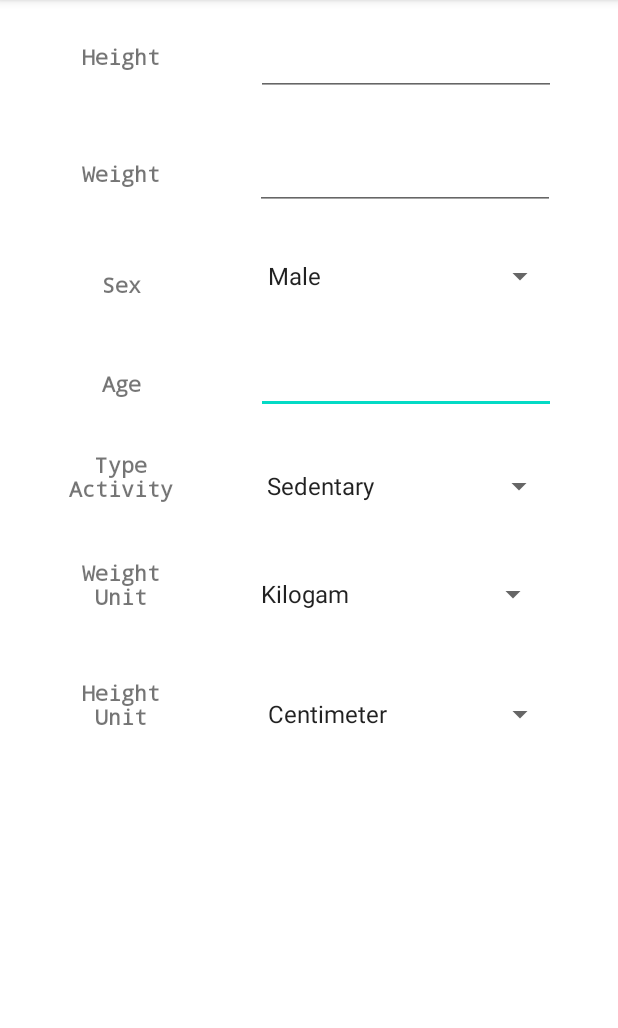
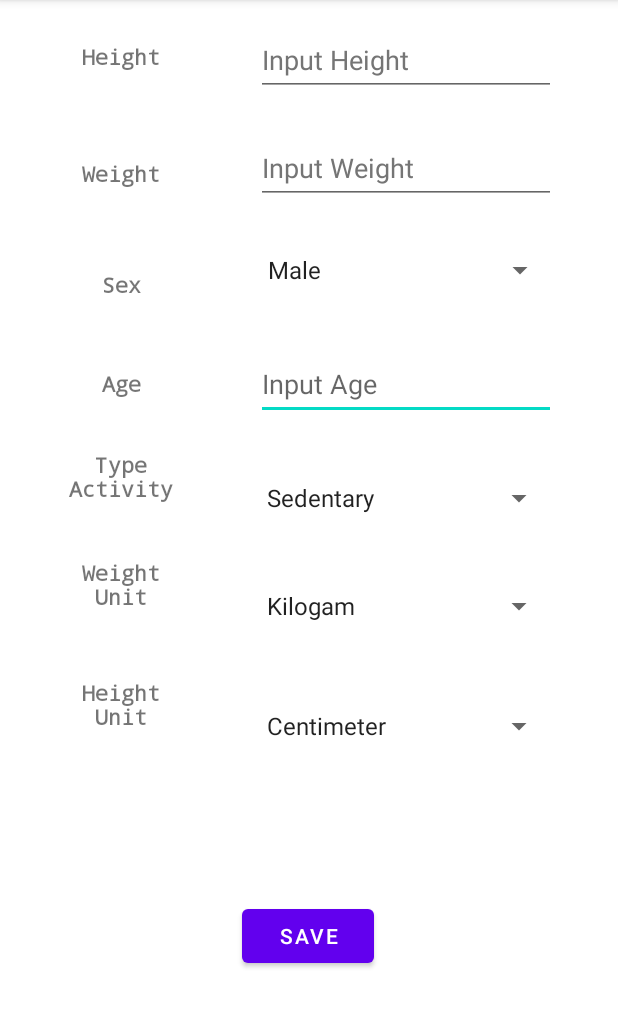
Before and after one commit to BuiDien/nutrition_app, an Android app: the screen it shows after launch (ConfigScreen), after a tap on "CONFIG", on a phone screen of 412 x 824 dp, the part 84-1112 px from its top. Run offline under Robolectric (Android 15) with nearby library versions, the phone set to English and light mode, and no system bars.

Commit message:
Update input for config and add mini database for app

```diff
--- a/app/src/main/java/com/example/nutrition_app/ConfigScreen.java
+++ b/app/src/main/java/com/example/nutrition_app/ConfigScreen.java
@@ -8,6 +8,8 @@ import android.view.View;
 import android.widget.Adapter;
 import android.widget.AdapterView;
 import android.widget.ArrayAdapter;
+import android.widget.Button;
+import android.widget.EditText;
 import android.widget.Spinner;
 import android.widget.Toast;
 
@@ -21,6 +23,14 @@ public class ConfigScreen extends AppCompatActivity implements AdapterView.OnIte
     Integer weight_unit;
     Integer height_unit;
     Integer sex_kind;
+    EditText height_text;
+    EditText weight_text;
+    EditText age_text;
+    Button button_save;
+    Double weight;
+    Double height;
+    Integer age;
+
     @Override
     protected void onCreate(Bundle savedInstanceState) {
         super.onCreate(savedInstanceState);
@@ -50,6 +60,25 @@ public class ConfigScreen extends AppCompatActivity implements AdapterView.OnIte
         adapter_sex.setDropDownViewResource(android.R.layout.simple_spinner_dropdown_item);
         spinner_height.setAdapter(adapter_height);
         spinner_height.setOnItemSelectedListener(this);
+
+        height_text = (EditText) findViewById(R.id.height_text);
+        weight_text = (EditText) findViewById(R.id.weight_text);
+        age_text = (EditText) findViewById(R.id.age_text);
+
+
+
+        button_save = findViewById(R.id.button_save);
+        button_save.setOnClickListener(new View.OnClickListener(){
+            @Override
+            public void onClick(View v){
+                Log.d("test", "onCreate: " + age_text.getText());
+                Log.d("test", "onCreate: " + weight_text.getText());
+                Log.d("test", "onCreate: " + height_text.getText());
+                weight = Double.parseDouble(String.valueOf(weight_text.getText()));
+                height = Double.parseDouble(String.valueOf(height_text.getText()));
+                age = Integer.parseInt(String.valueOf(age_text.getText()));
+            }
+        });
 
     }
     @Override
--- a/app/src/main/java/com/example/nutrition_app/MainActivity.java
+++ b/app/src/main/java/com/example/nutrition_app/MainActivity.java
@@ -14,6 +14,7 @@ import org.json.JSONException;
 import org.json.JSONObject;
 
 import java.io.BufferedReader;
+import java.io.FileOutputStream;
 import java.io.IOException;
 import java.io.InputStream;
 import java.io.InputStreamReader;
@@ -45,6 +46,46 @@ public class MainActivity extends AppCompatActivity {
             }
         });
 
+        //Creating first Object
+        JSONObject json = new JSONObject();
+        JSONObject config1 = new JSONObject();
+        try {
+            json.put("component1", "url");
+            json.put("component2", "url");
+        }
+        catch (JSONException e) {
+// TODO Auto-generated catch block
+            e.printStackTrace();
+        }
+
+//Creating second object
+        JSONObject config2 = new JSONObject();
+        try {
+            json.put("component1", "url");
+            json.put("component2", "url");
+        }
+        catch (JSONException e) {
+// TODO Auto-generated catch block
+            e.printStackTrace();
+        }
+
+        JSONObject finalJSON = new JSONObject();
+        try {
+            //Adding both objects in one single object
+            json.put("config1", config1);
+            json.put("config2", config2);
+
+            String jsonString = json.toString();
+
+            FileOutputStream fos = this.openFileOutput("jsonfile.json", Context.MODE_PRIVATE);
+            fos.write(jsonString.getBytes());
+            fos.close();
+
+            Log.d("JSON" , json.toString());
+
+        } catch (IOException | JSONException e) {
+            e.printStackTrace();
+        }
     }
 
 }
--- a/app/src/main/res/layout/activity_config_screen.xml
+++ b/app/src/main/res/layout/activity_config_screen.xml
@@ -10,10 +10,11 @@
         android:id="@+id/hunitspinner"
         android:layout_width="200dp"
         android:layout_height="48dp"
+        android:layout_marginStart="48dp"
         android:layout_marginTop="32dp"
-        android:layout_marginEnd="12dp"
+        android:layout_marginEnd="20dp"
         app:layout_constraintEnd_toEndOf="parent"
-        app:layout_constraintHorizontal_bias="0.623"
+        app:layout_constraintHorizontal_bias="0.0"
         app:layout_constraintStart_toEndOf="@+id/typetext3"
         app:layout_constraintTop_toBottomOf="@+id/wunitspinner"
         tools:ignore="SpeakableTextPresentCheck" />
@@ -39,7 +40,7 @@
         android:layout_marginTop="24dp"
         android:layout_marginEnd="20dp"
         app:layout_constraintEnd_toEndOf="parent"
-        app:layout_constraintHorizontal_bias="0.0"
+        app:layout_constraintHorizontal_bias="0.16"
         app:layout_constraintStart_toEndOf="@+id/typetext2"
         app:layout_constraintTop_toBottomOf="@+id/typespinner"
         tools:ignore="SpeakableTextPresentCheck" />
@@ -62,7 +63,7 @@
         android:layout_width="200dp"
         android:layout_height="48dp"
         android:layout_marginStart="44dp"
-        android:layout_marginTop="24dp"
+        android:layout_marginTop="28dp"
         android:layout_marginEnd="20dp"
         app:layout_constraintEnd_toEndOf="parent"
         app:layout_constraintHorizontal_bias="0.16"
@@ -75,16 +76,17 @@
         android:layout_width="200dp"
         android:layout_height="48dp"
         android:layout_marginStart="44dp"
-        android:layout_marginTop="20dp"
+        android:layout_marginTop="28dp"
         android:layout_marginEnd="20dp"
         android:autofillHints=""
         android:ems="10"
-        android:inputType="textPersonName"
+        android:hint="@string/input_age"
+        android:inputType="number"
         app:layout_constraintEnd_toEndOf="parent"
         app:layout_constraintHorizontal_bias="0.192"
         app:layout_constraintStart_toEndOf="@+id/age"
         app:layout_constraintTop_toBottomOf="@+id/sexspinner"
-        tools:ignore="SpeakableTextPresentCheck" />
+        tools:ignore="SpeakableTextPresentCheck,TextContrastCheck" />
 
     <TextView
         android:id="@+id/typetext"
@@ -134,7 +136,9 @@
         android:layout_marginEnd="20dp"
         android:autofillHints=""
         android:ems="10"
-        android:inputType="textPersonName"
+        android:hint="@string/input_height"
+        android:inputType="number|numberDecimal"
+        android:textColorHint="#757575"
         app:layout_constraintEnd_toEndOf="parent"
         app:layout_constraintHorizontal_bias="0.192"
         app:layout_constraintStart_toEndOf="@+id/heighttextview"
@@ -146,13 +150,15 @@
         android:layout_width="200dp"
         android:layout_height="48dp"
         android:layout_marginStart="44dp"
-        android:layout_marginTop="28dp"
+        android:layout_marginTop="24dp"
         android:layout_marginEnd="20dp"
         android:autofillHints=""
         android:ems="10"
-        android:inputType="textPersonName"
+        android:hint="@string/input_weight"
+        android:inputType="number|numberDecimal"
+        android:textColorHint="#757575"
         app:layout_constraintEnd_toEndOf="parent"
-        app:layout_constraintHorizontal_bias="0.166"
+        app:layout_constraintHorizontal_bias="0.192"
         app:layout_constraintStart_toEndOf="@+id/weighttextview"
         app:layout_constraintTop_toBottomOf="@+id/height_text"
         tools:ignore="SpeakableTextPresentCheck" />
@@ -196,4 +202,15 @@
         app:layout_constraintTop_toBottomOf="@+id/weight_text"
         tools:ignore="SpeakableTextPresentCheck" />
 
+    <Button
+        android:id="@+id/button_save"
+        android:layout_width="wrap_content"
+        android:layout_height="wrap_content"
+        android:layout_marginBottom="120dp"
+        android:text="@string/save"
+        app:layout_constraintBottom_toBottomOf="parent"
+        app:layout_constraintEnd_toEndOf="parent"
+        app:layout_constraintHorizontal_bias="0.498"
+        app:layout_constraintStart_toStartOf="parent" />
+
 </androidx.constraintlayout.widget.ConstraintLayout>
--- a/app/src/main/res/values/strings.xml
+++ b/app/src/main/res/values/strings.xml
@@ -10,6 +10,10 @@
     <string name="height_unit">Height Unit</string>
     <string name="age">Age</string>
     <string name="sex">Sex</string>
+    <string name="save">Save</string>
+    <string name="input_height">Input Height</string>
+    <string name="input_weight">Input Weight</string>
+    <string name="input_age">Input Age</string>
     <string-array name="sex_kind">
         <item>Male</item>
         <item>Female</item>
```
Also changed, not shown: app/src/main/java/com/example/nutrition_app/SecondActivity.java (+46 -0 lines), app/src/main/java/com/example/nutrition_app/nutrition.java (+38 -1 lines).
